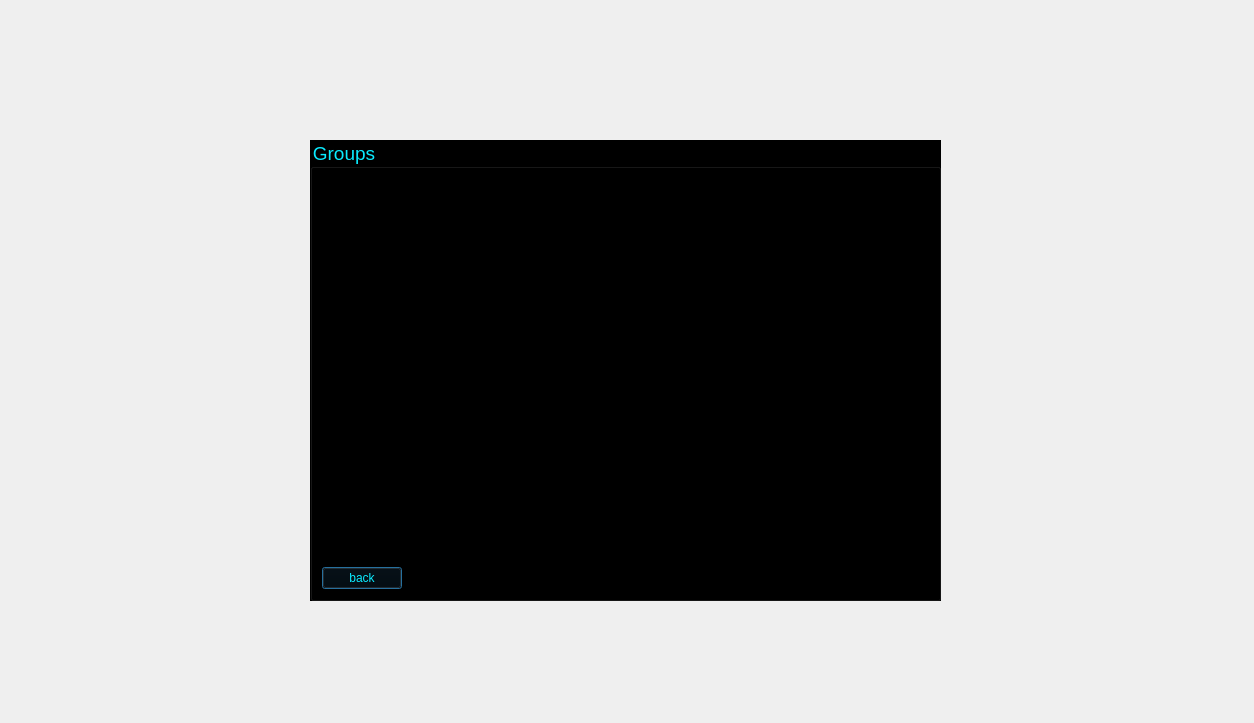
Old version of the form massenger/getgrouplist_dialog.ui in the repository MahanBeidokhti/AP-Messenger.
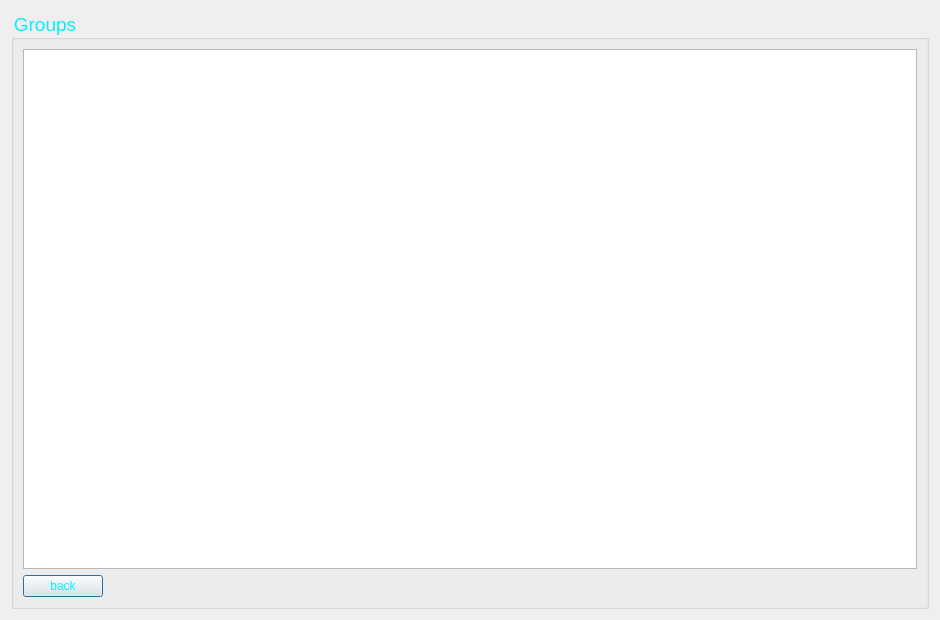
New version of the form. Icons and pictures are not drawn.

```diff
--- a/massenger/getgrouplist_dialog.ui
+++ b/massenger/getgrouplist_dialog.ui
@@ -6,8 +6,8 @@
    <rect>
     <x>0</x>
     <y>0</y>
-    <width>1254</width>
-    <height>723</height>
+    <width>940</width>
+    <height>620</height>
    </rect>
   </property>
   <property name="windowTitle">
@@ -16,15 +16,9 @@
   <property name="styleSheet">
    <string notr="true">background-image: url(:/Source/@metawalls.jpg);</string>
   </property>
+  <layout class="QVBoxLayout" name="verticalLayout">
+   <item>
   <widget class="QGroupBox" name="groups_groupBox">
-   <property name="geometry">
-    <rect>
-     <x>310</x>
-     <y>140</y>
-     <width>631</width>
-     <height>461</height>
-    </rect>
-   </property>
    <property name="font">
     <font>
      <pointsize>14</pointsize>
@@ -32,7 +26,7 @@
    </property>
    <property name="styleSheet">
     <string notr="true">color: rgb(10, 235, 255);
-background-color: rgb(0, 0, 0);</string>
+</string>
    </property>
    <property name="title">
     <string>Groups</string>
@@ -54,6 +48,8 @@
     </item>
    </layout>
   </widget>
+   </item>
+  </layout>
  </widget>
  <resources/>
  <connections/>
```
Left out of the diff: 6 changed lines with no effect on the pictures. Lines whose indentation alone changed are shown as unchanged.
